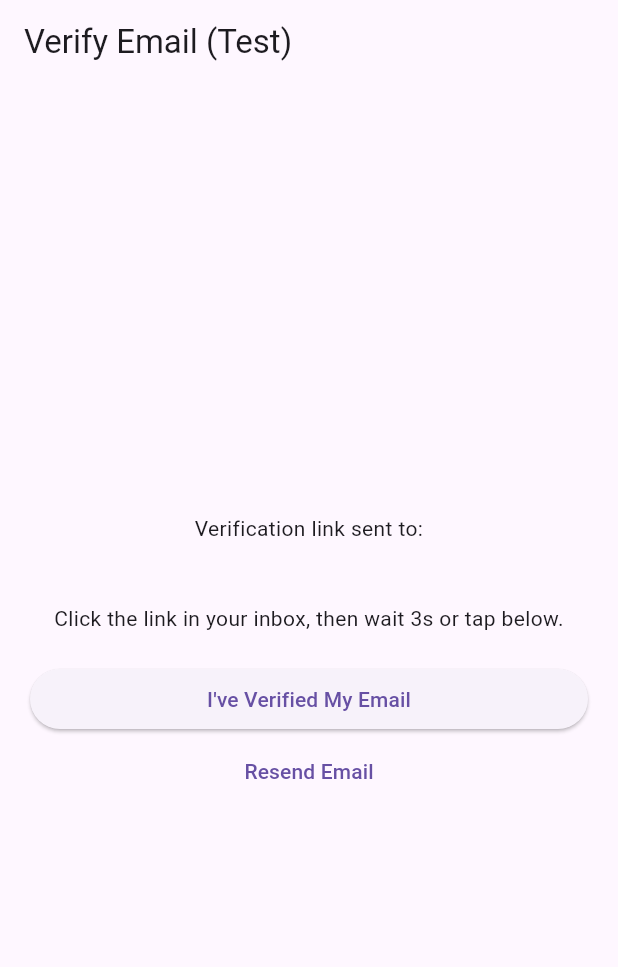
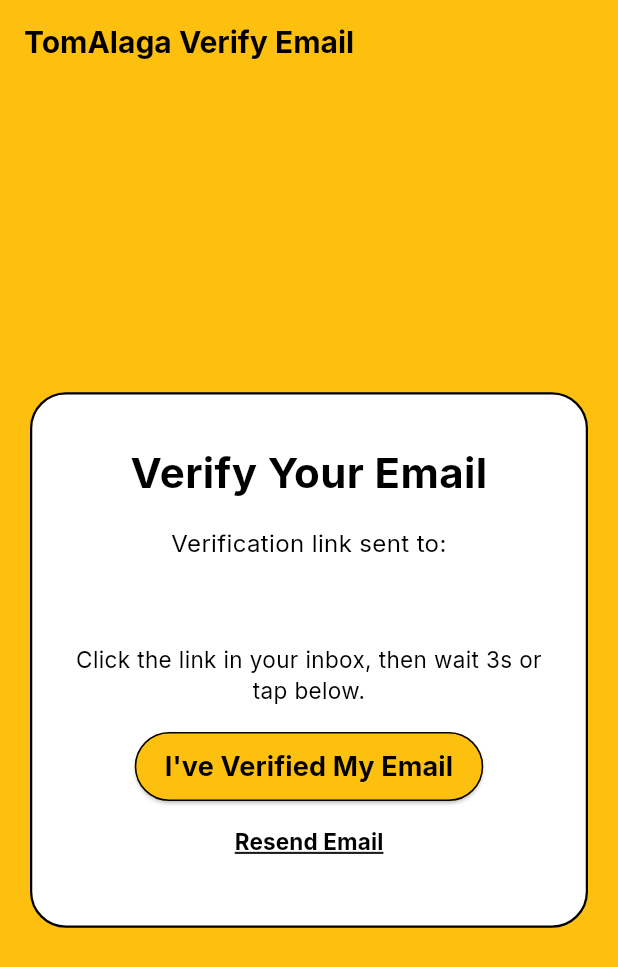
Before and after one commit to Koronnen/TomAlaga, a Flutter app: the VerifyEmailView screen opened directly with empty values, on a phone screen of 412 x 824 dp. Shown: the top 967 px of the screen. Run offline on Flutter 3.47's test engine with Material 3 defaults, Android fonts, the phone set to English and light mode, and no system bars; our stand-ins replace cloud_firestore, firebase_auth, firebase_core, google_fonts; accounts and stored records are empty.

Commit message:
All views edited (except home view).

```diff
--- a/lib/views/auth/verify_email_view.dart
+++ b/lib/views/auth/verify_email_view.dart
@@ -1,6 +1,7 @@
 import 'dart:async';
 import 'package:flutter/material.dart';
 import 'package:firebase_auth/firebase_auth.dart';
+import 'package:google_fonts/google_fonts.dart';
 import '../../controllers/auth_controller.dart';
 import 'test_home_view.dart';
 
@@ -55,29 +56,100 @@ class _VerifyEmailViewState extends State<VerifyEmailView> {
   Widget build(BuildContext context) {
     final email = FirebaseAuth.instance.currentUser?.email ?? '';
     return Scaffold(
-      appBar: AppBar(title: const Text('Verify Email (Test)')),
-      body: Padding(
+      extendBodyBehindAppBar: true,
+      backgroundColor: const Color(0xFFFEC00F),
+      appBar: AppBar(
+        title: Text('TomAlaga Verify Email', style: GoogleFonts.inter(fontSize: 20, fontWeight: FontWeight.bold, color: Colors.black)),
+        backgroundColor: Colors.transparent,
+        elevation: 0,
+      ),
+      body: LayoutBuilder(
+        builder: (context, constraints) {
+          return SingleChildScrollView(
+            child: ConstrainedBox(
+              constraints: BoxConstraints(minHeight: constraints.maxHeight),
+              child: SafeArea(
+                child: Center(
+                  child: Padding(
                     padding: const EdgeInsets.all(20),
+                    child: Container(
+                      padding: const EdgeInsets.symmetric(horizontal: 24, vertical: 32),
+                      decoration: BoxDecoration(
+                        color: Colors.white,
+                        borderRadius: BorderRadius.circular(24),
+                        border: Border.all(color: Colors.black, width: 1.5),
+                      ),
                       child: Column(
-          mainAxisAlignment: MainAxisAlignment.center,
+                        mainAxisSize: MainAxisSize.min,
                         crossAxisAlignment: CrossAxisAlignment.stretch,
                         children: [
                           Text(
-              'Verification link sent to:\n$email\n\nClick the link in your inbox, then wait 3s or tap below.',
+                            'Verify Your Email',
                             textAlign: TextAlign.center,
+                            style: GoogleFonts.inter(fontSize: 28, fontWeight: FontWeight.bold, color: Colors.black),
                           ),
-            const SizedBox(height: 20),
+                          const SizedBox(height: 16),
+                          Text(
+                            'Verification link sent to:',
+                            textAlign: TextAlign.center,
+                            style: GoogleFonts.inter(fontSize: 16, color: Colors.black),
+                          ),
+                          const SizedBox(height: 4),
+                          Text(
+                            email,
+                            textAlign: TextAlign.center,
+                            style: GoogleFonts.inter(fontSize: 16, fontWeight: FontWeight.bold, color: Colors.black),
+                          ),
+                          const SizedBox(height: 28),
+                          Text(
+                            'Click the link in your inbox, then wait 3s or tap below.',
+                            textAlign: TextAlign.center,
+                            style: GoogleFonts.inter(fontSize: 15, color: Colors.black),
+                          ),
+                          const SizedBox(height: 16),
+                          Align(
+                            alignment: Alignment.center,
+                            child: Column(
+                              children: [
                                 ElevatedButton(
                                   onPressed: _checkVerification,
-              child: const Text("I've Verified My Email"),
+                                  style: ElevatedButton.styleFrom(
+                                    backgroundColor: const Color(0xFFFEC00F),
+                                    foregroundColor: Colors.black,
+                                    padding: const EdgeInsets.symmetric(vertical: 10, horizontal: 20),
+                                    side: const BorderSide(color: Colors.black, width: 1),
+                                    shape: RoundedRectangleBorder(borderRadius: BorderRadius.circular(50)),
                                   ),
+                                  child: Text(
+                                    "I've Verified My Email",
+                                    style: GoogleFonts.inter(fontSize: 18, fontWeight: FontWeight.bold, color: Colors.black),
+                                  ),
+                                ),
+                                const SizedBox(height: 2),
                                 TextButton(
                                   onPressed: _canResend ? _resend : null,
-              child: Text(_canResend ? 'Resend Email' : 'Wait 30s...'),
+                                  child: Text(
+                                    _canResend ? 'Resend Email' : 'Wait 30s...',
+                                    style: GoogleFonts.inter(
+                                      fontSize: 15, fontWeight: FontWeight.bold,
+                                      color: _canResend ? Colors.black : Colors.grey,
+                                      decoration: _canResend ? TextDecoration.underline : TextDecoration.none,
+                                    ),
+                                  ),
                                 ),
                               ],
                             ),
                           ),
+                        ],
+                      ),
+                    ),
+                  ),
+                ),
+              ),
+            ),
+          );
+        },
+      ),
     );
   }
 }
```
Lines whose indentation alone changed are shown as unchanged.
